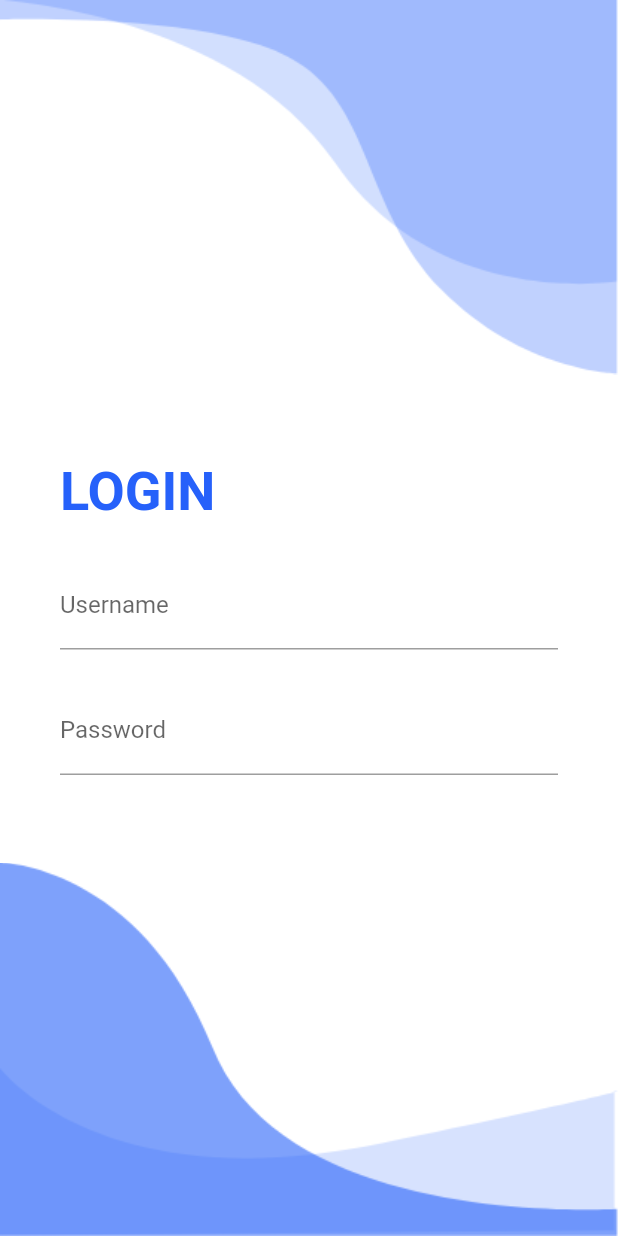
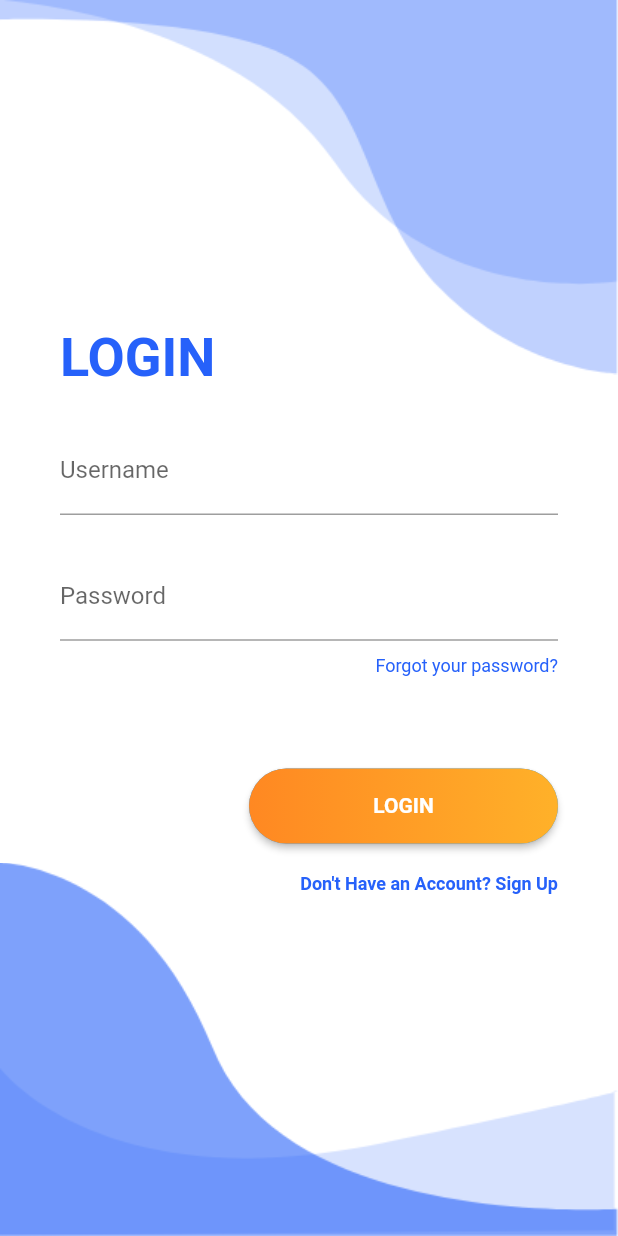
Before and after one commit to YogaRahmahadi/flutter_starter_stisla, a Flutter app: the screen it shows after launch, on a phone screen of 412 x 824 dp. Run offline on Flutter 3.47's test engine with Material 2 defaults, Android fonts, the phone set to English and light mode, and no system bars.

Commit message:
Done Login Page

```diff
--- a/lib/screens/login/login.dart
+++ b/lib/screens/login/login.dart
@@ -1,5 +1,7 @@
 import "package:flutter/material.dart";
 import 'package:flutter_starter_stisla/components/background.dart';
+
+import '../register/register.dart';
 
 class LoginScreen extends StatelessWidget {
   const LoginScreen({super.key});
@@ -48,6 +50,73 @@ class LoginScreen extends StatelessWidget {
                 decoration: InputDecoration(
                   labelText: "Password",
                 ),
+                obscureText: true,
+              ),
+            ),
+            Container(
+              alignment: Alignment.centerRight,
+              margin: const EdgeInsets.symmetric(horizontal: 40, vertical: 10),
+              child: const Text(
+                "Forgot your password?",
+                style: TextStyle(
+                  fontSize: 12,
+                  color: Color(0xFF2661FA),
+                ),
+              ),
+            ),
+            SizedBox(
+              height: size.height * 0.05,
+            ),
+            Container(
+              alignment: Alignment.centerRight,
+              margin: const EdgeInsets.symmetric(horizontal: 40, vertical: 10),
+              child: ElevatedButton(
+                onPressed: () {},
+                style: ElevatedButton.styleFrom(
+                  shape: RoundedRectangleBorder(
+                      borderRadius: BorderRadius.circular(80.0)),
+                  padding: const EdgeInsets.all(0),
+                ),
+                child: Container(
+                  alignment: Alignment.center,
+                  height: 50.0,
+                  width: size.width * 0.5,
+                  decoration: BoxDecoration(
+                    borderRadius: BorderRadius.circular(80.0),
+                    gradient: const LinearGradient(colors: [
+                      Color.fromARGB(255, 255, 136, 34),
+                      Color.fromARGB(255, 255, 177, 41),
+                    ]),
+                  ),
+                  padding: const EdgeInsets.all(0),
+                  child: const Text(
+                    "LOGIN",
+                    textAlign: TextAlign.center,
+                    style: TextStyle(
+                      fontWeight: FontWeight.bold,
+                    ),
+                  ),
+                ),
+              ),
+            ),
+            Container(
+              alignment: Alignment.centerRight,
+              margin: const EdgeInsets.symmetric(horizontal: 40, vertical: 10),
+              child: GestureDetector(
+                onTap: () => {
+                  Navigator.push(
+                      context,
+                      MaterialPageRoute(
+                          builder: (context) => const RegisterScreen()))
+                },
+                child: const Text(
+                  "Don't Have an Account? Sign Up",
+                  style: TextStyle(
+                    fontSize: 12,
+                    fontWeight: FontWeight.bold,
+                    color: Color(0xff2661fa),
+                  ),
+                ),
               ),
             ),
           ],
```
Also changed, not shown: lib/screens/register/register.dart (+123 -0 lines).
